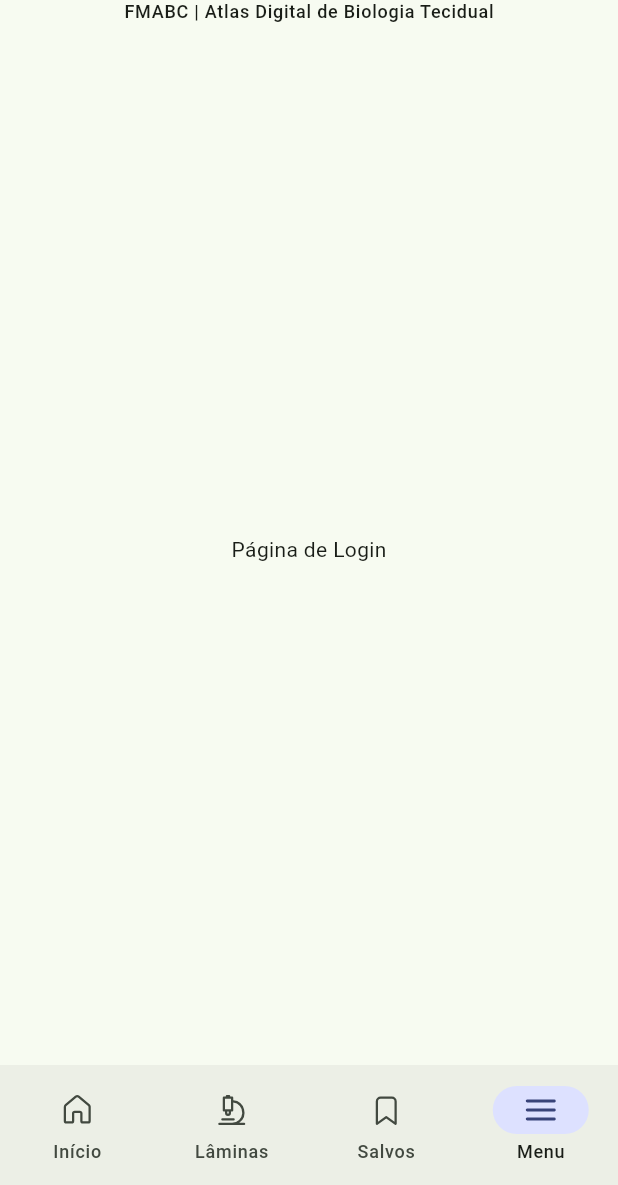
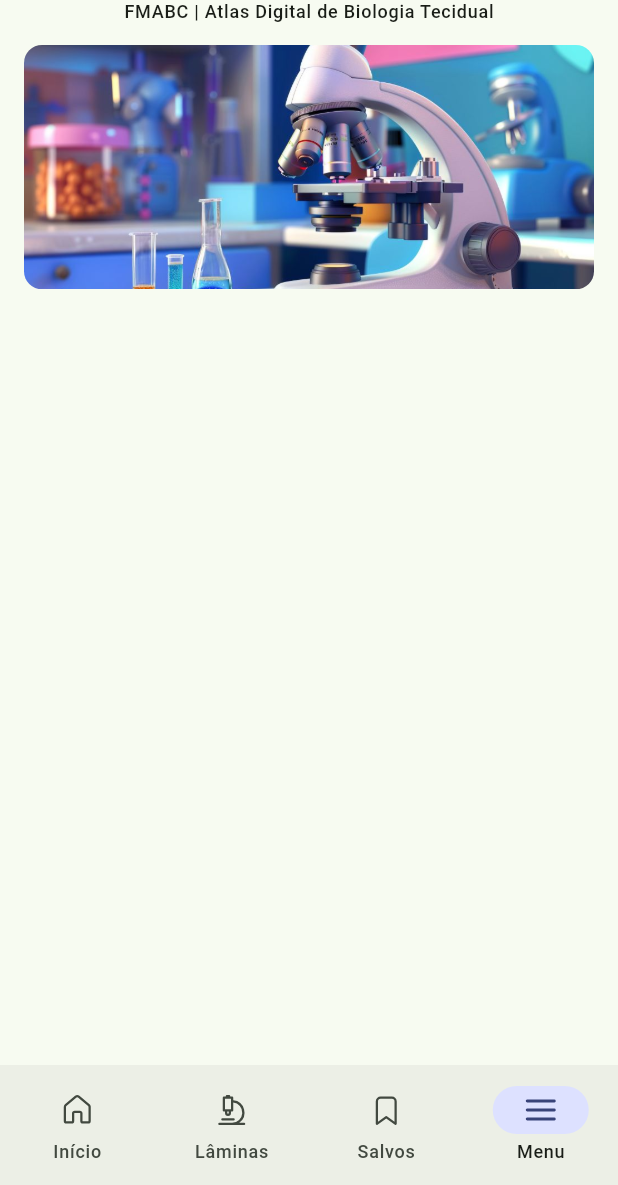
Before and after one commit to guimduarte/TTI206-ProjetoIntegradorInterdisciplinar-DesenvolvimentoMultiplataforma, a Flutter app: the LoginPage screen opened by its route, on a phone screen of 412 x 824 dp, the part 51-1236 px from its top. Run offline on Flutter 3.47's test engine with Material 3 defaults, Android fonts, the phone set to English and light mode, and no system bars; our stand-ins replace fluentui_system_icons, go_router.

Commit message:
feat(login-page): adicionar imagem decorativa no mobile

```diff
--- a/atlas_digital_fmabc/lib/screens/admin/auth/login_page.dart
+++ b/atlas_digital_fmabc/lib/screens/admin/auth/login_page.dart
@@ -18,7 +18,25 @@ class LoginPage extends StatelessWidget {
 
     return Scaffold(
       appBar: appBar,
-      body: Center(child: Text("Página de Login")),
+      body: SingleChildScrollView(
+        padding: EdgeInsets.symmetric(horizontal: 16.0),
+        child: Column(
+          children: [
+            SizedBox(height: 8.0),
+            // Imagem
+            ClipRRect(
+              borderRadius: BorderRadiusGeometry.circular(12.0),
+              child: AspectRatio(
+                aspectRatio: 21 / 9,
+                child: Image.asset(
+                  "assets/images/bg/login-bg.jpg",
+                  fit: BoxFit.cover,
+                ),
+              ),
+            ),
+          ],
+        ),
+      ),
     );
   }
 }
--- a/atlas_digital_fmabc/pubspec.yaml
+++ b/atlas_digital_fmabc/pubspec.yaml
@@ -21,3 +21,5 @@ dev_dependencies:
 
 flutter:
   uses-material-design: true
+  assets:
+    - assets/images/bg/ # Imagens de fundo e de decoração
```
Also changed, not shown: atlas_digital_fmabc/assets/images/bg/login-bg.jpg (added), 1 other file.
